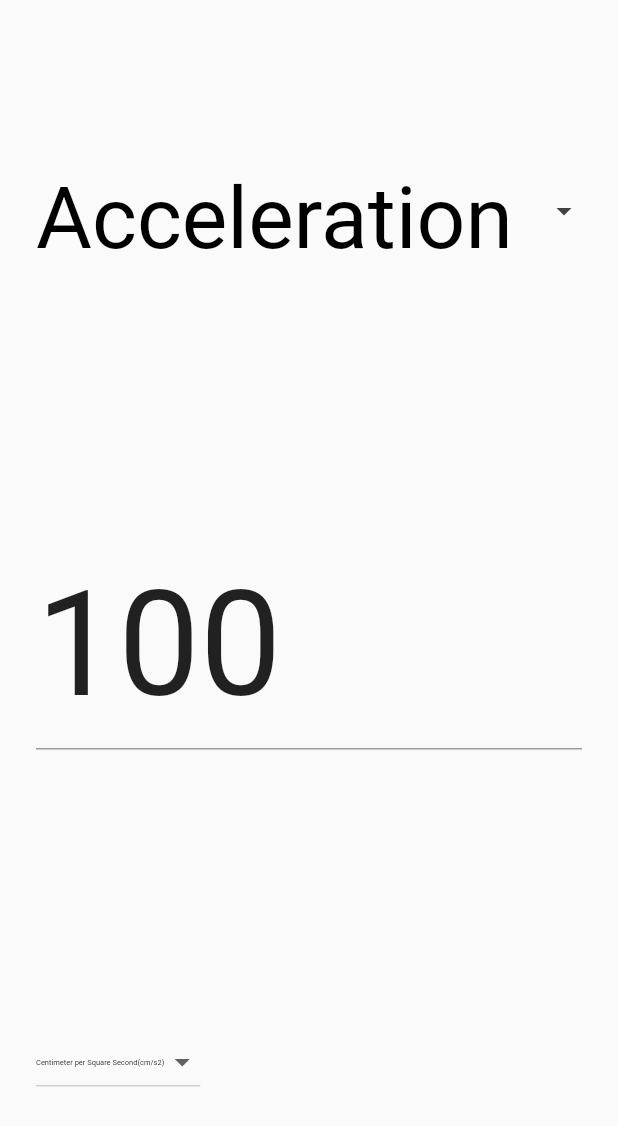
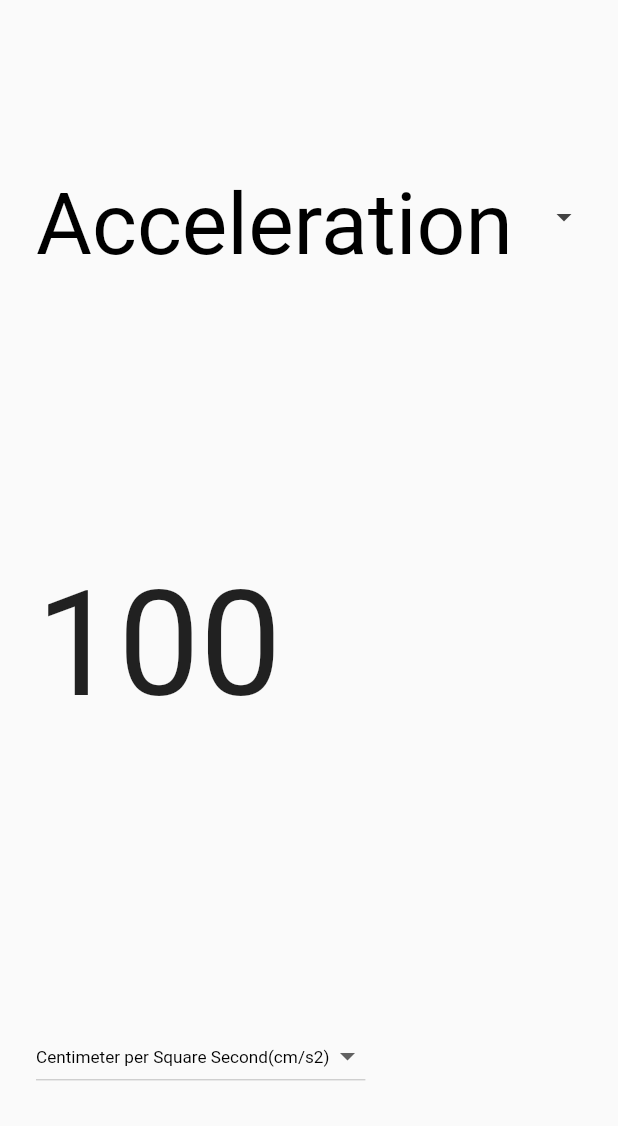
Before and after one commit to victoreronmosele/oil_and_gas_unit_converter, a Flutter app: the ConversionBox widget shown alone on an empty page, opened directly, on a phone screen of 412 x 824 dp. Shown: the top 1126 px of the screen. Run offline on Flutter 3.47's test engine with Material 2 defaults, Android fonts, the phone set to English and light mode, and no system bars; our stand-ins replace flutter_screenutil.

Commit message:
Display different styles for conversion category Dropdown value Text widget and DropdownMenuItem Text widgets

```diff
--- a/lib/src/model/converter.dart
+++ b/lib/src/model/converter.dart
@@ -112,7 +112,6 @@ class Converter with ChangeNotifier {
         .unitValuesMap;
     _fromUnit = _fromUnitList.first;
     _toUnit = _toUnitList.first;
-    print('here $currentUnitTypeParam');
     notifyListeners();
   }
 
@@ -191,8 +190,6 @@ class Converter with ChangeNotifier {
     num factor = _getFactor(from: from, to: to, unit: unit);
     num convertedResult = value * factor;
 
-    print('value $value');
-
     return convertedResult;
   }
 
--- a/lib/src/ui/home_page.dart
+++ b/lib/src/ui/home_page.dart
@@ -1,5 +1,3 @@
-import 'dart:io' show Platform;
-
 import 'package:flutter/material.dart';
 import 'package:flutter/rendering.dart';
 import 'package:flutter_screenutil/flutter_screenutil.dart';
@@ -24,8 +22,6 @@ class _HomePageState extends State<HomePage> {
   Widget build(BuildContext context) {
     ScreenUtil.instance = ScreenUtil()..init(context);
 
-    print(
-        'Screen size is ${MediaQuery.of(context).size} on ${Platform.operatingSystem}');
 
     return ChangeNotifierProvider<Converter>(
       builder: (context) => Converter(),
@@ -96,8 +92,10 @@ class ConversionTopPanel extends StatelessWidget {
             child: Padding(
               padding: EdgeInsets.symmetric(vertical: 8.0, horizontal: 12.0),
               child: DropdownButton<Conversions>(
-                  style: TextStyle(color: Colors.red),
-                  value: currentConversionCategory,
+                  //Value is set to null and the hint is used to display selected dropdown item
+                  //so as to use different TextStyle properties for the selected value and the dropdown items
+                  //And the default behaviour is that both make use of the same TextStyle property
+                  value: null,
                   key: Key('conversionCategoryDropdown'),
                   isDense: true,
                   iconEnabledColor: Colors.grey.shade800,
@@ -105,6 +103,10 @@ class ConversionTopPanel extends StatelessWidget {
                   onChanged: (value) {
                     converter.currentConversionCategory = value;
                   },
+                  hint: Text(
+                    conversionCategoriesMap[currentConversionCategory],
+                    style: TextStyle(color: Colors.white),
+                  ),
                   items: conversionCategoriesList.map((conversionCategory) {
                     String conversionCategoryText =
                         conversionCategoriesMap[conversionCategory];
@@ -115,6 +117,7 @@ class ConversionTopPanel extends StatelessWidget {
                       child: Text(
                         conversionCategoryText,
                         overflow: TextOverflow.ellipsis,
+                        style: TextStyle(color: Colors.black),
                       ),
                     );
                   }).toList()),
@@ -206,16 +209,20 @@ class ConversionBox extends StatefulWidget {
 
 class _ConversionBoxState extends State<ConversionBox> {
   final double screenPadding = AppConstants.SCREEN_PADDING;
-  TextEditingController textEditingController;
+  TextEditingController fromTextEditingController;
+  TextEditingController toTextEditingController;
+
   @override
   void initState() {
     super.initState();
-    textEditingController = TextEditingController();
+    fromTextEditingController = TextEditingController();
+    toTextEditingController = TextEditingController();
   }
 
   @override
   void dispose() {
-    textEditingController.dispose();
+    fromTextEditingController.dispose();
+    toTextEditingController.dispose();
     super.dispose();
   }
 
@@ -231,9 +238,8 @@ class _ConversionBoxState extends State<ConversionBox> {
     dynamic toUnit = converter.toUnit;
     Map unitValuesMap = converter.unitValuesMap;
 
-    textEditingController.text = widget.top == true
-        ? converter.fromUnitText.toString()
-        : converter.toUnitText.toString();
+    fromTextEditingController.text = converter.fromUnitText.toString();
+    toTextEditingController.text = converter.toUnitText.toString();
     return Padding(
       padding: EdgeInsets.only(
           top: widget.top == true ? 1.5 * screenPadding : screenPadding / 4,
@@ -282,13 +288,17 @@ class _ConversionBoxState extends State<ConversionBox> {
             height: screenPadding,
           ),
           TextField(
-            controller: textEditingController,
+            decoration: InputDecoration.collapsed(hintText: null),
+            controller: widget.top == true
+                ? fromTextEditingController
+                : toTextEditingController,
             onChanged: (value) {
-              converter.fromUnitText = value;
+              widget.top == true ? converter.fromUnitText = value : null;
             },
             keyboardType: TextInputType.numberWithOptions(
               decimal: true,
             ),
+            enabled: widget.top == true ? true : false,
             key: Key('${widget.top == true ? 'from' : 'to'}UnitText'),
             style: TextStyle(
               fontSize: ScreenUtil(allowFontScaling: false).setSp(85),
@@ -305,7 +315,12 @@ class _ConversionBoxState extends State<ConversionBox> {
               return DropdownMenuItem(
                 key: Key(unitString),
                 value: unit,
-                child: Text(unitString),
+                child: Text(
+                  unitString,
+                  style: TextStyle(
+                    fontSize: ScreenUtil(allowFontScaling: false).setSp(10),
+                  ),
+                ),
               );
             }).toList(),
             value: widget.top == true ? fromUnit : toUnit,
```
Also changed, not shown: lib/generated/i18n.dart (added), 1 other file.
